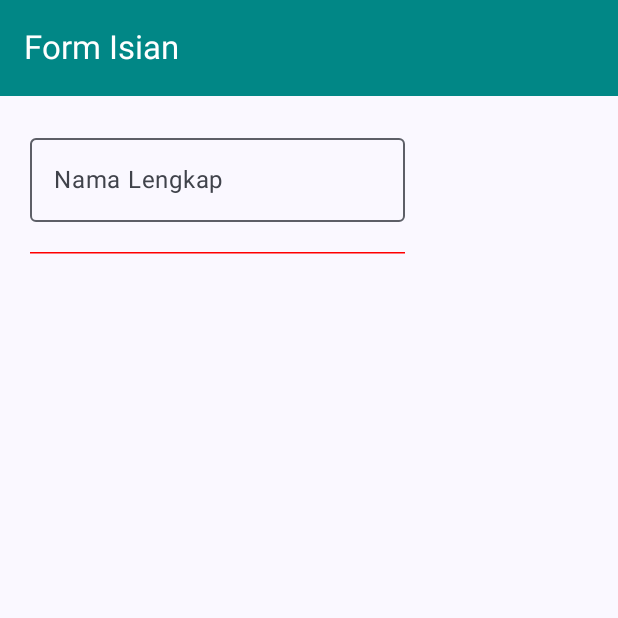
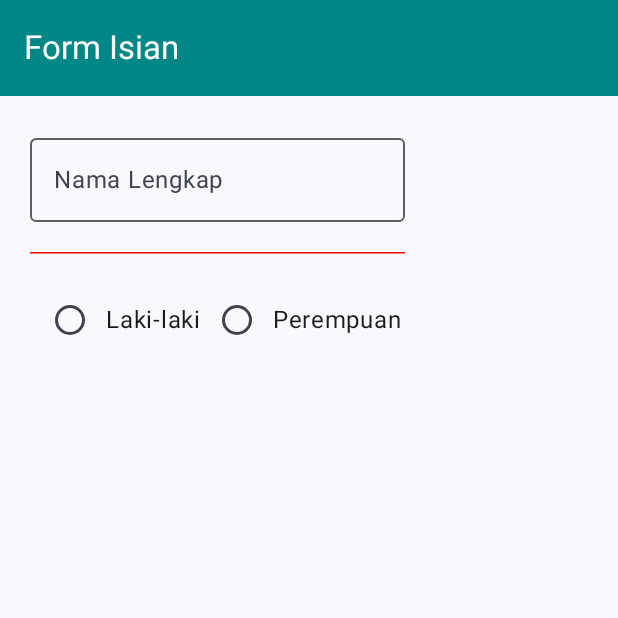
Before and after one commit to nisrinasals/QuestNavigasiUI_054, an Android app built with Jetpack Compose: the composable FormIsian shown on its own in the app's theme, on a phone screen of 412 x 824 dp, the top half of it. Run offline under Robolectric (Android 15) with nearby library versions, the phone set to English and light mode, and no system bars.

Commit message:
membuat pilihan untuk jenisK menggunakan row radiobutton + text

```diff
--- a/app/src/main/java/com/example/questnavigasiui/view/Formulir.kt
+++ b/app/src/main/java/com/example/questnavigasiui/view/Formulir.kt
@@ -11,6 +11,7 @@ import androidx.compose.material3.DividerDefaults.Thickness
 import androidx.compose.material3.ExperimentalMaterial3Api
 import androidx.compose.material3.HorizontalDivider
 import androidx.compose.material3.OutlinedTextField
+import androidx.compose.material3.RadioButton
 import androidx.compose.material3.Scaffold
 import androidx.compose.material3.Text
 import androidx.compose.material3.TopAppBar
@@ -55,7 +56,18 @@ fun FormIsian(
             HorizontalDivider(modifier = Modifier
                 .padding(20.dp)
                 .width(250.dp), thickness = Thickness, color= Color.Red)
-
+            Row{
+                jenisK.forEach {
+                        item ->
+                Row(verticalAlignment = Alignment.CenterVertically){
+                    RadioButton(
+                        selected = false,
+                        onClick = {item}
+                    )
+                    Text(text = item)
+                }
+                }
+            }
         }
     }
 }
```
